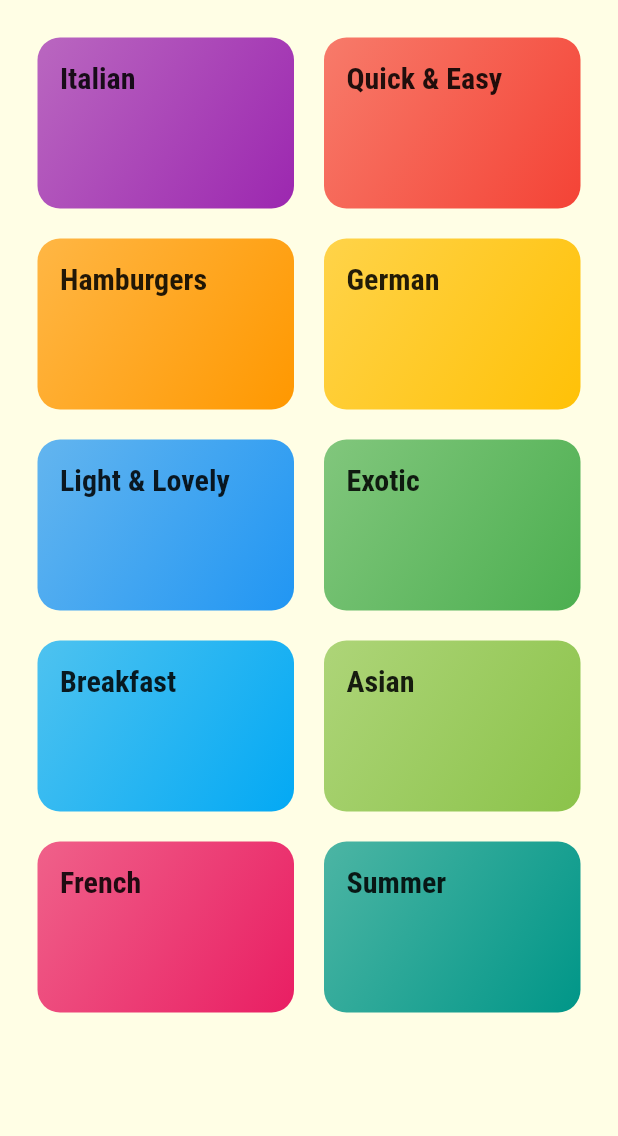
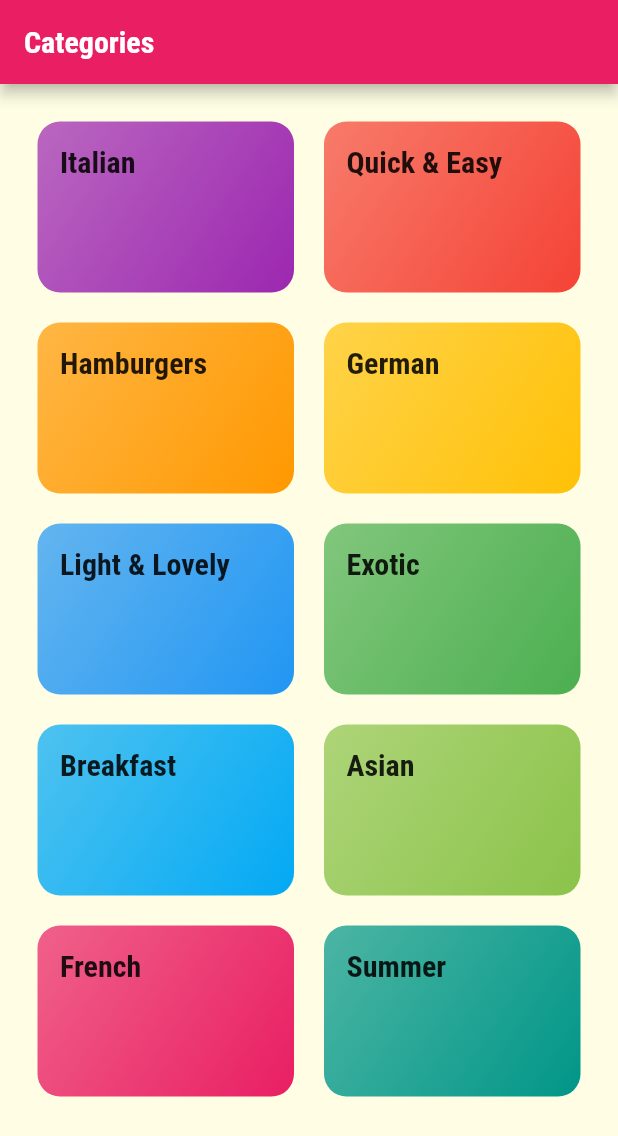
Before and after one commit to HlibHryshko/meals_app, a Flutter app: the CategoriesPage screen opened directly, on a phone screen of 412 x 824 dp. Shown: the top 1136 px of the screen. Run offline on Flutter 3.47's test engine with Material 2 defaults, Android fonts, the phone set to English and light mode, and no system bars; statements that could not run were skipped.

Commit message:
adding title to the categories page

```diff
--- a/lib/category_page.dart
+++ b/lib/pages/category_page.dart
@@ -1,7 +1,7 @@
 import 'package:flutter/material.dart';
 import 'package:meals/category_item.dart';
 
-import './data.dart';
+import '../data.dart';
 
 class CategoriesPage extends StatelessWidget {
   const CategoriesPage({Key? key}) : super(key: key);
@@ -9,6 +9,9 @@ class CategoriesPage extends StatelessWidget {
   @override
   Widget build(BuildContext context) {
     return Scaffold(
+      appBar: AppBar(
+        title: const Text('Categories'),
+      ),
       body: GridView(
         padding: const EdgeInsets.all(25),
         gridDelegate: const SliverGridDelegateWithMaxCrossAxisExtent(
```
